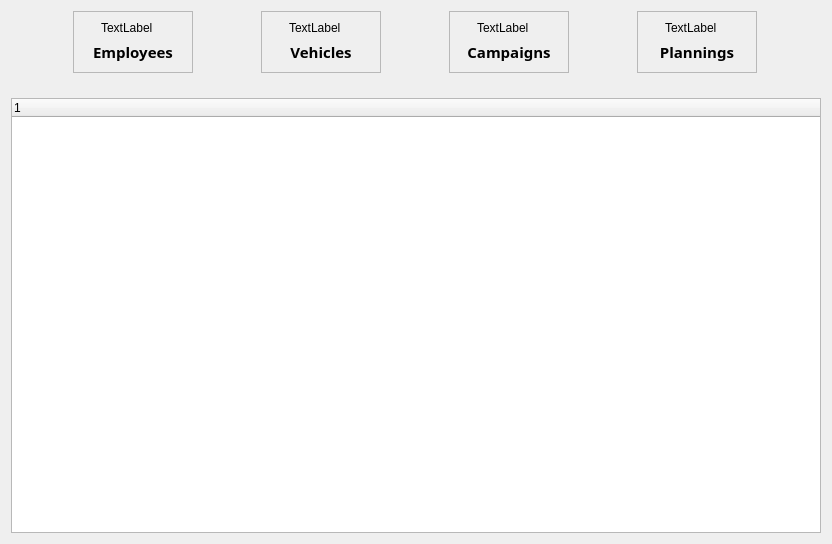
First picture: the form in ui/main.ui, repository YassineBaghdadi/TransportingPlanning, before the edit.
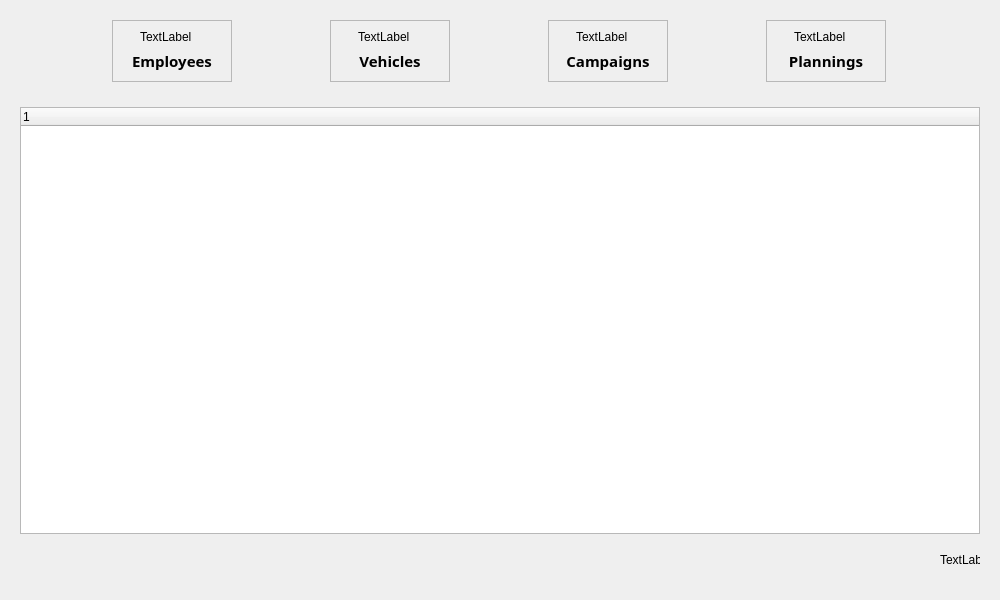
Second picture: the form after the edit.

Diff of the .ui file:
```diff
--- a/ui/main.ui
+++ b/ui/main.ui
@@ -6,8 +6,8 @@
    <rect>
     <x>0</x>
     <y>0</y>
-    <width>832</width>
-    <height>544</height>
+    <width>1000</width>
+    <height>600</height>
    </rect>
   </property>
   <property name="windowTitle">
@@ -575,6 +575,18 @@
 }</string>
   </property>
   <layout class="QVBoxLayout" name="verticalLayout_2">
+   <property name="leftMargin">
+    <number>20</number>
+   </property>
+   <property name="topMargin">
+    <number>20</number>
+   </property>
+   <property name="rightMargin">
+    <number>20</number>
+   </property>
+   <property name="bottomMargin">
+    <number>20</number>
+   </property>
    <item>
     <layout class="QHBoxLayout" name="horizontalLayout">
      <item>
@@ -860,6 +872,54 @@
      </item>
     </layout>
    </item>
+   <item>
+    <layout class="QHBoxLayout" name="horizontalLayout_7">
+     <item>
+      <spacer name="horizontalSpacer">
+       <property name="orientation">
+        <enum>Qt::Horizontal</enum>
+       </property>
+       <property name="sizeHint" stdset="0">
+        <size>
+         <width>40</width>
+         <height>20</height>
+        </size>
+       </property>
+      </spacer>
+     </item>
+     <item>
+      <widget class="QLabel" name="cls">
+       <property name="minimumSize">
+        <size>
+         <width>40</width>
+         <height>40</height>
+        </size>
+       </property>
+       <property name="maximumSize">
+        <size>
+         <width>40</width>
+         <height>40</height>
+        </size>
+       </property>
+       <property name="cursor">
+        <cursorShape>PointingHandCursor</cursorShape>
+       </property>
+       <property name="styleSheet">
+        <string notr="true">QLabel#back_icon:hover {
+	
+	border-color: rgb(23, 155, 255);
+}</string>
+       </property>
+       <property name="text">
+        <string>TextLabel</string>
+       </property>
+       <property name="alignment">
+        <set>Qt::AlignLeading|Qt::AlignLeft|Qt::AlignVCenter</set>
+       </property>
+      </widget>
+     </item>
+    </layout>
+   </item>
   </layout>
  </widget>
  <resources/>
```
